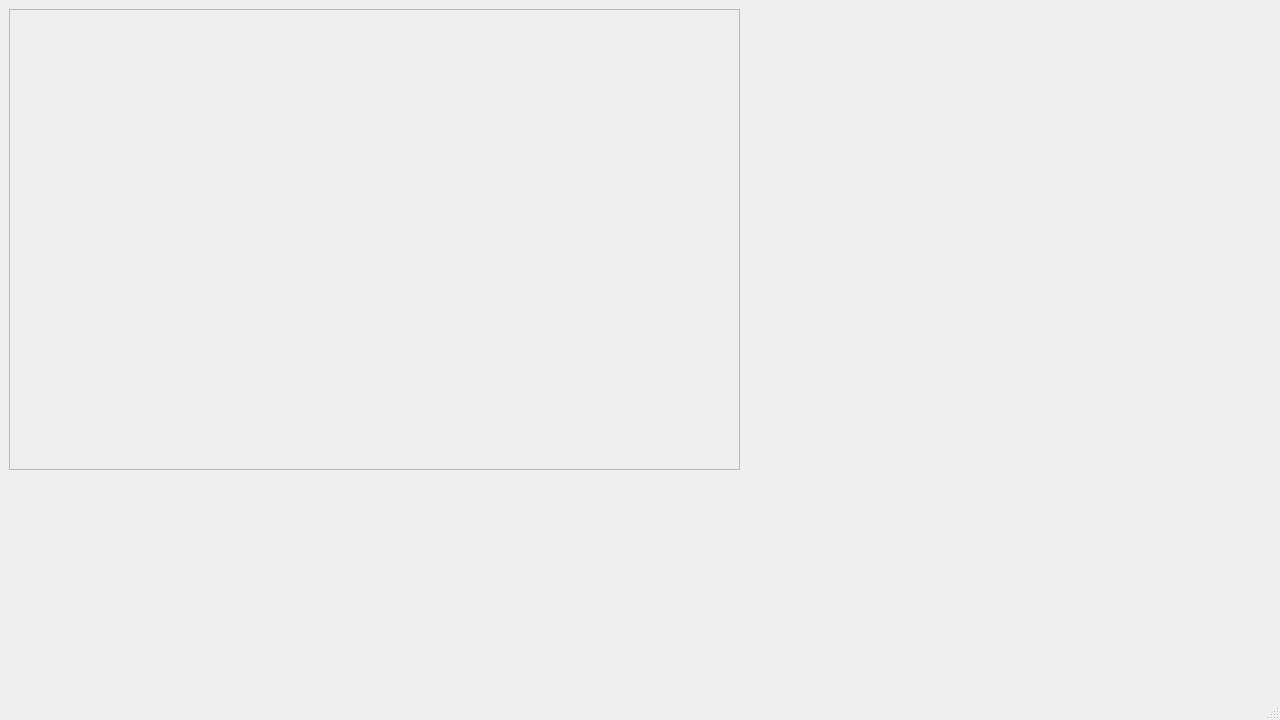
Old version of the form ui/form.ui in the repository maciejkaniewski/Drone-control-with-hand-gestures-using-image-processing.
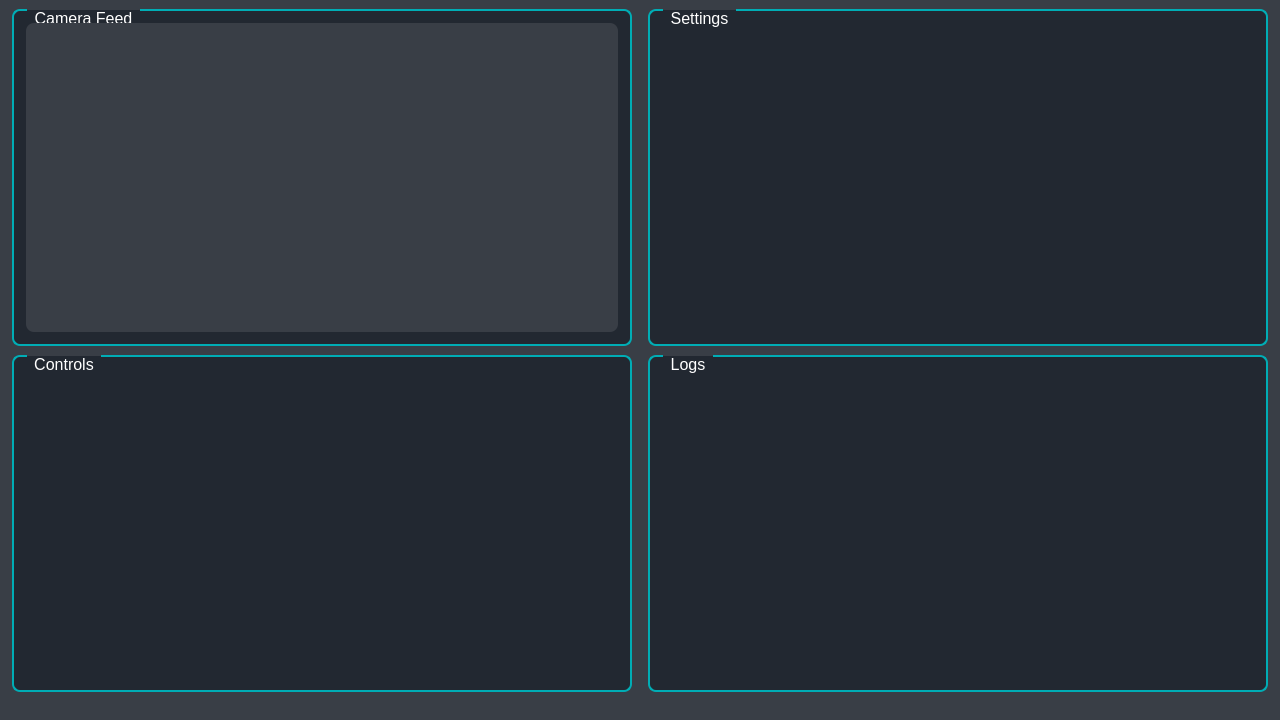
New version of the form. Icons and pictures are not drawn.

Commit message: Add initial GUI's elements placement

Patch:
```diff
--- a/ui/form.ui
+++ b/ui/form.ui
@@ -10,35 +10,189 @@
     <height>720</height>
    </rect>
   </property>
+  <property name="sizePolicy">
+   <sizepolicy hsizetype="Maximum" vsizetype="Maximum">
+    <horstretch>0</horstretch>
+    <verstretch>0</verstretch>
+   </sizepolicy>
+  </property>
+  <property name="minimumSize">
+   <size>
+    <width>1280</width>
+    <height>720</height>
+   </size>
+  </property>
+  <property name="maximumSize">
+   <size>
+    <width>1280</width>
+    <height>720</height>
+   </size>
+  </property>
   <property name="windowTitle">
-   <string>MainWindow</string>
+   <string>Drone Control Application</string>
+  </property>
+  <property name="windowIcon">
+   <iconset resource="../resources/resources.qrc">
+    <normaloff>:/images/images/drone.png</normaloff>:/images/images/drone.png</iconset>
+  </property>
+  <property name="styleSheet">
+   <string notr="true">background-color: #393E46;</string>
   </property>
   <widget class="QWidget" name="centralwidget">
-   <widget class="QFrame" name="frame">
-    <property name="geometry">
-     <rect>
-      <x>9</x>
-      <y>9</y>
-      <width>731</width>
-      <height>461</height>
-     </rect>
+   <property name="autoFillBackground">
+    <bool>false</bool>
+   </property>
+   <layout class="QGridLayout" name="gridLayout">
+    <property name="leftMargin">
+     <number>12</number>
     </property>
-    <property name="frameShape">
-     <enum>QFrame::StyledPanel</enum>
+    <property name="rightMargin">
+     <number>12</number>
     </property>
-    <property name="frameShadow">
-     <enum>QFrame::Sunken</enum>
+    <property name="bottomMargin">
+     <number>6</number>
     </property>
-    <layout class="QGridLayout" name="gridLayout_2">
-     <item row="0" column="0">
-      <widget class="QLabel" name="QLabel_Camera_Feed">
-       <property name="text">
-        <string/>
+    <property name="horizontalSpacing">
+     <number>16</number>
+    </property>
+    <property name="verticalSpacing">
+     <number>9</number>
+    </property>
+    <item row="0" column="0">
+     <widget class="QGroupBox" name="QGroupBox_Camera_Feed">
+      <property name="sizePolicy">
+       <sizepolicy hsizetype="Maximum" vsizetype="Preferred">
+        <horstretch>0</horstretch>
+        <verstretch>0</verstretch>
+       </sizepolicy>
+      </property>
+      <property name="maximumSize">
+       <size>
+        <width>620</width>
+        <height>16777215</height>
+       </size>
+      </property>
+      <property name="styleSheet">
+       <string notr="true">QGroupBox#QGroupBox_Camera_Feed {
+    background-color:  #222831;
+    border: 2px solid gray;
+	 border-color: #00ADB5;
+    border-radius: 8px;
+    margin-top: 1ex; /* leave space at the top for the title */
+	font-size: 16px;
+}
+
+QGroupBox::title#QGroupBox_Camera_Feed {
+    color:  white;
+    subcontrol-origin: margin;
+	left: 15px;
+    padding: 0px 5px 0px 5px;
+}</string>
+      </property>
+      <property name="title">
+       <string>Camera Feed</string>
+      </property>
+      <layout class="QGridLayout" name="gridLayout_6">
+       <property name="leftMargin">
+        <number>12</number>
        </property>
-      </widget>
-     </item>
-    </layout>
-   </widget>
+       <property name="topMargin">
+        <number>12</number>
+       </property>
+       <property name="rightMargin">
+        <number>12</number>
+       </property>
+       <property name="bottomMargin">
+        <number>12</number>
+       </property>
+       <item row="1" column="0">
+        <widget class="QLabel" name="QLabel_Camera_Feed">
+         <property name="styleSheet">
+          <string notr="true">QLabel#QLabel_Camera_Feed{
+    border-radius: 8px;
+}</string>
+         </property>
+         <property name="text">
+          <string/>
+         </property>
+        </widget>
+       </item>
+      </layout>
+     </widget>
+    </item>
+    <item row="0" column="1">
+     <widget class="QGroupBox" name="QGroupBox_2">
+      <property name="styleSheet">
+       <string notr="true">QGroupBox#QGroupBox_2 {
+    background-color:  #222831;
+    border: 2px solid gray;
+	 border-color: #00ADB5;
+    border-radius: 8px;
+    margin-top: 1ex; /* leave space at the top for the title */
+	font-size: 16px;
+}
+
+QGroupBox::title#QGroupBox_2 {
+    color:  white;
+    subcontrol-origin: margin;
+	left: 15px;
+    padding: 0px 5px 0px 5px;
+}</string>
+      </property>
+      <property name="title">
+       <string>Settings</string>
+      </property>
+     </widget>
+    </item>
+    <item row="1" column="0">
+     <widget class="QGroupBox" name="QGroupBox_3">
+      <property name="styleSheet">
+       <string notr="true">QGroupBox#QGroupBox_3 {
+    background-color:  #222831;
+    border: 2px solid gray;
+	 border-color: #00ADB5;
+    border-radius: 8px;
+    margin-top: 1ex; /* leave space at the top for the title */
+	font-size: 16px;
+}
+
+QGroupBox::title#QGroupBox_3 {
+    color:  white;
+    subcontrol-origin: margin;
+	left: 15px;
+    padding: 0px 5px 0px 5px;
+}</string>
+      </property>
+      <property name="title">
+       <string>Controls</string>
+      </property>
+     </widget>
+    </item>
+    <item row="1" column="1">
+     <widget class="QGroupBox" name="QGroupBox_1">
+      <property name="styleSheet">
+       <string notr="true">QGroupBox#QGroupBox_1 {
+    background-color:  #222831;
+    border: 2px solid gray;
+	 border-color: #00ADB5;
+    border-radius: 8px;
+    margin-top: 1ex; /* leave space at the top for the title */
+	font-size: 16px;
+}
+
+QGroupBox::title#QGroupBox_1 {
+    color:  white;
+    subcontrol-origin: margin;
+	left: 15px;
+    padding: 0px 5px 0px 5px;
+}</string>
+      </property>
+      <property name="title">
+       <string>Logs</string>
+      </property>
+     </widget>
+    </item>
+   </layout>
   </widget>
   <widget class="QMenuBar" name="menubar">
    <property name="geometry">
```
Left out of the diff: 4 changed lines with no effect on the pictures. The commit also changes 1 other file.
